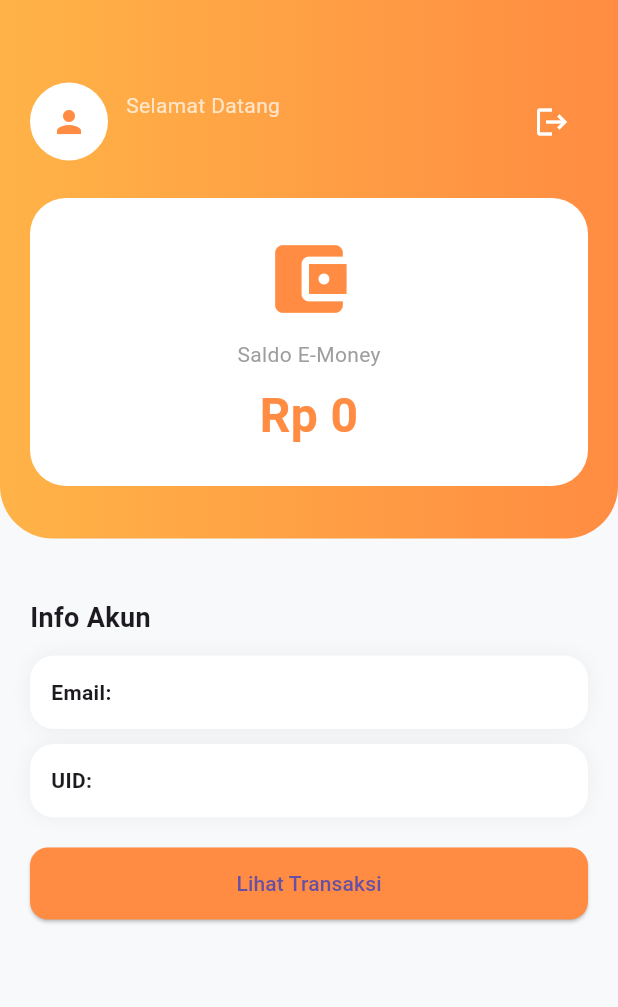
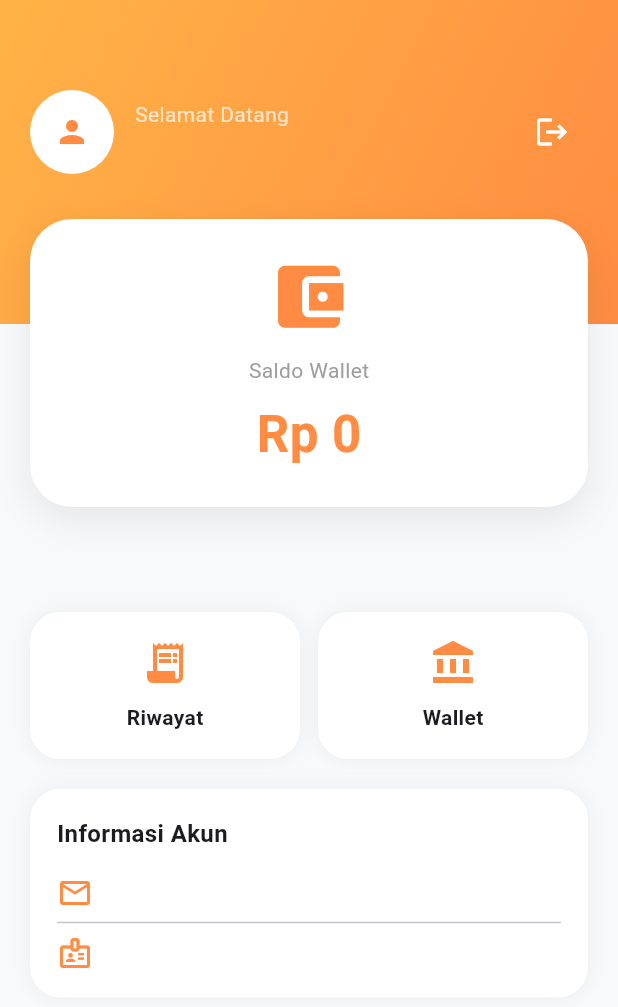
Before and after one commit to hiofadlikaakbar/semangat-mandiri-wallet, a Flutter app: the WalletHomePage screen opened directly, on a phone screen of 412 x 824 dp. Shown: the top 1007 px of the screen. Run offline on Flutter 3.47's test engine with Material 3 defaults, Android fonts, the phone set to English and light mode, and no system bars; our stand-ins replace cloud_firestore, firebase_auth, firebase_core; accounts and stored records are empty.

Commit message:
perbaikan pada transaksi

```diff
--- a/lib/features/transaction/transaction_page.dart
+++ b/lib/features/transaction/transaction_page.dart
@@ -16,8 +16,6 @@ class TransactionPage extends StatelessWidget {
 
     final stream = FirebaseFirestore.instance
         .collection('transactions')
-        .where('userId', isEqualTo: user.uid)
-        .orderBy('createdAt', descending: true)
         .snapshots();
 
     return Scaffold(
@@ -45,12 +43,19 @@ class TransactionPage extends StatelessWidget {
           }
 
           final docs = snapshot.data!.docs;
+          final filteredDocs = docs.where((doc) {
+            final data = doc.data() as Map<String, dynamic>;
+            return data['userId'] == user.uid;
+          }).toList();
+          if (filteredDocs.isEmpty) {
+            return const Center(child: Text("Belum ada transaksi"));
+          }
 
           return ListView.builder(
             padding: const EdgeInsets.all(16),
-            itemCount: docs.length,
+            itemCount: filteredDocs.length,
             itemBuilder: (context, index) {
-              final data = docs[index].data() as Map<String, dynamic>;
+              final data = filteredDocs[index].data() as Map<String, dynamic>;
 
               final amount = data['amount'] ?? 0;
               final status = data['status'] ?? 'unknown';
--- a/lib/features/wallet/wallet_homepage.dart
+++ b/lib/features/wallet/wallet_homepage.dart
@@ -82,27 +82,23 @@ class _WalletHomePageState extends State<WalletHomePage> {
                 // HEADER
                 Container(
                   width: double.infinity,
-                  padding: const EdgeInsets.fromLTRB(20, 55, 20, 35),
+                  padding: const EdgeInsets.fromLTRB(20, 60, 20, 100),
                   decoration: const BoxDecoration(
                     gradient: LinearGradient(
+                      begin: Alignment.topLeft,
+                      end: Alignment.bottomRight,
                       colors: [Color(0xFFFFB347), Color(0xFFFF8C42)],
                     ),
-                    borderRadius: BorderRadius.only(
-                      bottomLeft: Radius.circular(35),
-                      bottomRight: Radius.circular(35),
                   ),
-                  ),
-                  child: Column(
-                    children: [
-                      Row(
+                  child: Row(
                     children: [
                       const CircleAvatar(
-                            radius: 26,
+                        radius: 28,
                         backgroundColor: Colors.white,
                         child: Icon(Icons.person, color: Color(0xFFFF8C42)),
                       ),
 
-                          const SizedBox(width: 12),
+                      const SizedBox(width: 14),
 
                       Expanded(
                         child: Column(
@@ -112,11 +108,15 @@ class _WalletHomePageState extends State<WalletHomePage> {
                               "Selamat Datang",
                               style: TextStyle(color: Colors.white70),
                             ),
+
                             Text(
                               email,
+                              maxLines: 1,
+                              overflow: TextOverflow.ellipsis,
                               style: const TextStyle(
                                 color: Colors.white,
                                 fontWeight: FontWeight.bold,
+                                fontSize: 16,
                               ),
                             ),
                           ],
@@ -141,38 +141,47 @@ class _WalletHomePageState extends State<WalletHomePage> {
                       ),
                     ],
                   ),
+                ),
 
-                      const SizedBox(height: 25),
-
-                      // SALDO CARD
-                      Container(
+                Transform.translate(
+                  offset: const Offset(0, -70),
+                  child: Padding(
+                    padding: const EdgeInsets.symmetric(horizontal: 20),
+                    child: Container(
                       width: double.infinity,
                       padding: const EdgeInsets.all(24),
                       decoration: BoxDecoration(
                         color: Colors.white,
-                          borderRadius: BorderRadius.circular(24),
+                        borderRadius: BorderRadius.circular(28),
+                        boxShadow: [
+                          BoxShadow(
+                            color: Colors.black.withOpacity(0.08),
+                            blurRadius: 20,
+                            offset: const Offset(0, 8),
+                          ),
+                        ],
                       ),
                       child: Column(
                         children: [
                           const Icon(
                             Icons.account_balance_wallet,
-                              size: 60,
+                            size: 55,
                             color: Color(0xFFFF8C42),
                           ),
 
-                            const SizedBox(height: 10),
+                          const SizedBox(height: 12),
 
                           const Text(
-                              "Saldo E-Money",
+                            "Saldo Wallet",
                             style: TextStyle(color: Colors.grey),
                           ),
 
                           const SizedBox(height: 8),
 
                           Text(
-                              "Rp ${balance.toString()}",
+                            "Rp $balance",
                             style: const TextStyle(
-                                fontSize: 32,
+                              fontSize: 34,
                               fontWeight: FontWeight.bold,
                               color: Color(0xFFFF8C42),
                             ),
@@ -180,43 +189,21 @@ class _WalletHomePageState extends State<WalletHomePage> {
                         ],
                       ),
                     ),
-                    ],
                   ),
                 ),
 
-                const SizedBox(height: 20),
-
                 Padding(
-                  padding: const EdgeInsets.all(20),
+                  padding: const EdgeInsets.symmetric(horizontal: 20),
                   child: Column(
-                    crossAxisAlignment: CrossAxisAlignment.start,
                     children: [
-                      const Text(
-                        "Info Akun",
-                        style: TextStyle(
-                          fontSize: 18,
-                          fontWeight: FontWeight.bold,
-                        ),
-                      ),
-
-                      const SizedBox(height: 12),
-
-                      _infoCard("Email", email),
-                      const SizedBox(height: 10),
-                      _infoCard("UID", uid),
-                      const SizedBox(height: 20),
-
-                      SizedBox(
-                        width: double.infinity,
-                        child: ElevatedButton(
-                          style: ElevatedButton.styleFrom(
-                            backgroundColor: const Color(0xFFFF8C42),
-                            padding: const EdgeInsets.symmetric(vertical: 14),
-                            shape: RoundedRectangleBorder(
-                              borderRadius: BorderRadius.circular(12),
-                            ),
-                          ),
-                          onPressed: () {
+                      // QUICK MENU
+                      Row(
+                        children: [
+                          Expanded(
+                            child: _menuCard(
+                              icon: Icons.receipt_long,
+                              title: "Riwayat",
+                              onTap: () {
                                 Navigator.push(
                                   context,
                                   MaterialPageRoute(
@@ -224,9 +211,59 @@ class _WalletHomePageState extends State<WalletHomePage> {
                                   ),
                                 );
                               },
-                          child: const Text("Lihat Transaksi"),
                             ),
                           ),
+
+                          const SizedBox(width: 12),
+
+                          Expanded(
+                            child: _menuCard(
+                              icon: Icons.account_balance,
+                              title: "Wallet",
+                              onTap: () {},
+                            ),
+                          ),
+                        ],
+                      ),
+
+                      const SizedBox(height: 20),
+
+                      Container(
+                        width: double.infinity,
+                        padding: const EdgeInsets.all(18),
+                        decoration: BoxDecoration(
+                          color: Colors.white,
+                          borderRadius: BorderRadius.circular(20),
+                          boxShadow: [
+                            BoxShadow(
+                              color: Colors.black.withOpacity(0.05),
+                              blurRadius: 10,
+                            ),
+                          ],
+                        ),
+                        child: Column(
+                          crossAxisAlignment: CrossAxisAlignment.start,
+                          children: [
+                            const Text(
+                              "Informasi Akun",
+                              style: TextStyle(
+                                fontWeight: FontWeight.bold,
+                                fontSize: 16,
+                              ),
+                            ),
+
+                            const SizedBox(height: 16),
+
+                            _infoRow(Icons.email_outlined, email),
+
+                            const Divider(),
+
+                            _infoRow(Icons.badge_outlined, uid),
+                          ],
+                        ),
+                      ),
+
+                      const SizedBox(height: 30),
                     ],
                   ),
                 ),
@@ -238,22 +275,45 @@ class _WalletHomePageState extends State<WalletHomePage> {
     );
   }
 
-  Widget _infoCard(String title, String value) {
-    return Container(
-      padding: const EdgeInsets.all(14),
+  Widget _menuCard({
+    required IconData icon,
+    required String title,
+    required VoidCallback onTap,
+  }) {
+    return InkWell(
+      borderRadius: BorderRadius.circular(20),
+      onTap: onTap,
+      child: Container(
+        padding: const EdgeInsets.all(18),
         decoration: BoxDecoration(
           color: Colors.white,
-        borderRadius: BorderRadius.circular(16),
+          borderRadius: BorderRadius.circular(20),
           boxShadow: [
             BoxShadow(color: Colors.black.withOpacity(0.05), blurRadius: 10),
           ],
         ),
-      child: Row(
+        child: Column(
           children: [
-          Text("$title: ", style: const TextStyle(fontWeight: FontWeight.bold)),
-          Expanded(child: Text(value)),
+            Icon(icon, size: 32, color: const Color(0xFFFF8C42)),
+
+            const SizedBox(height: 10),
+
+            Text(title, style: const TextStyle(fontWeight: FontWeight.w600)),
           ],
+        ),
       ),
     );
   }
+
+  Widget _infoRow(IconData icon, String value) {
+    return Row(
+      children: [
+        Icon(icon, color: const Color(0xFFFF8C42)),
+
+        const SizedBox(width: 12),
+
+        Expanded(child: Text(value, overflow: TextOverflow.ellipsis)),
+      ],
+    );
   }
+}
```
Lines whose indentation alone changed are shown as unchanged.
